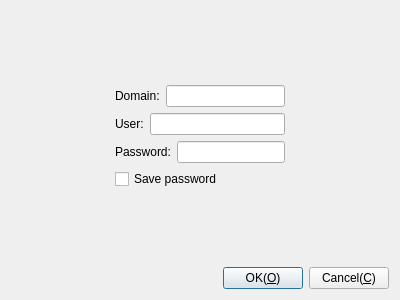
Above: Plugins/FreeRdp/DlgGetUserPassword.ui from KangLin/RabbitRemoteControl before the change. Below: the same form after it.
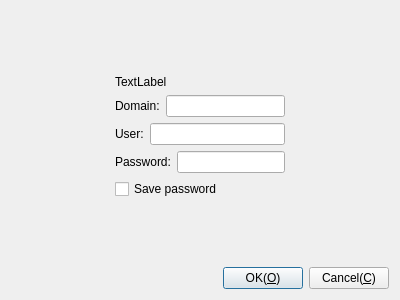
That is the form after the change.

Commit message: Show title for get password dialog

Diff of the .ui file:
```diff
--- a/Plugins/FreeRdp/DlgGetUserPassword.ui
+++ b/Plugins/FreeRdp/DlgGetUserPassword.ui
@@ -44,6 +44,13 @@
      </item>
      <item>
       <layout class="QVBoxLayout" name="verticalLayout">
+       <item>
+        <widget class="QLabel" name="lbText">
+         <property name="text">
+          <string>TextLabel</string>
+         </property>
+        </widget>
+       </item>
        <item>
         <layout class="QHBoxLayout" name="horizontalLayout_4">
          <item>
```
The commit also changes 120 other files.
